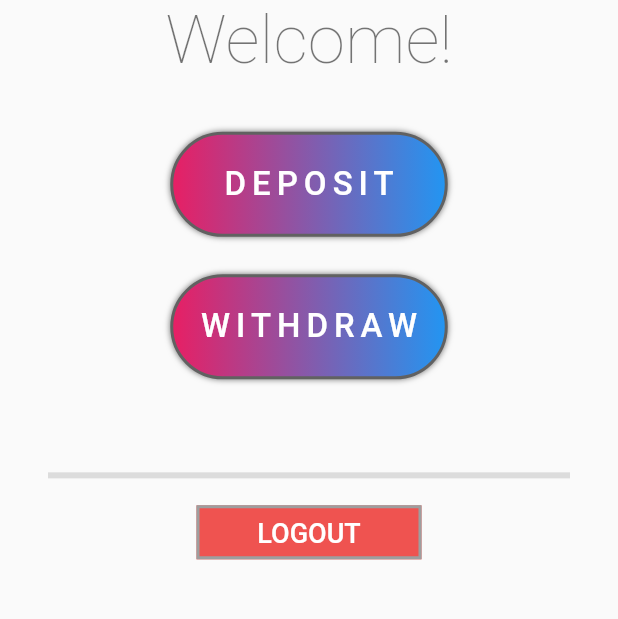
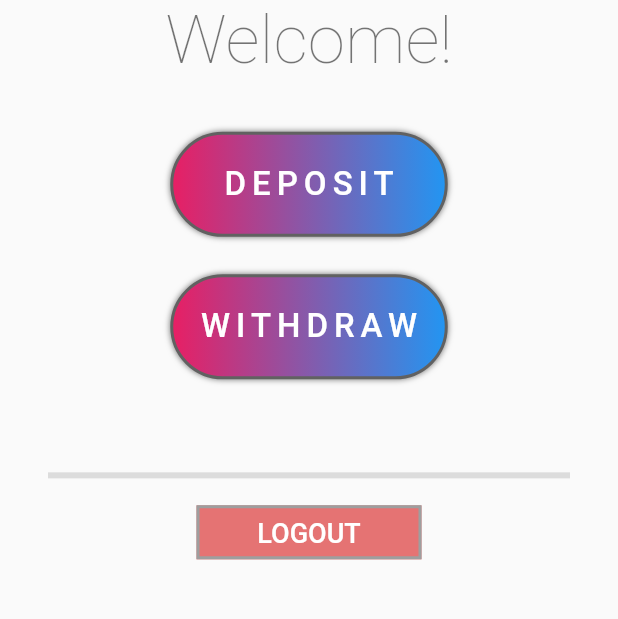
Before and after one commit to k0marov/avencia-frontend, a Flutter app: the screen it shows once a user with an empty profile is signed in, after a tap on "DEPOSIT", after a tap on "FINISH", on a phone screen of 412 x 824 dp, the part 306-925 px from its top. Run offline on Flutter 3.47's test engine with Material 2 defaults, Android fonts, the phone set to English and light mode, and no system bars; our stand-ins replace bloc, dartz, equatable, firebase_auth, firebase_core, flutter_bloc and 1 more; missing offline and left inert: flutterfire_ui; accounts and stored records are empty; generated files the repository leaves out were written again; network calls fail.

Commit message:
implement TransactionCodeWidget

```diff
--- a/lib/ui/core/flat_color_button.dart
+++ b/lib/ui/core/flat_color_button.dart
@@ -1,16 +1,18 @@
 import 'package:flutter/material.dart';
 
 class FlatColorButton extends StatelessWidget {
-  const FlatColorButton({Key? key}) : super(key: key);
+  final Color color;
+  final Function() onPressed;
+  const FlatColorButton({Key? key, required this.color, required this.onPressed}) : super(key: key);
 
   @override
   Widget build(BuildContext context) {
     return Center(
       child: TextButton(
-        onPressed: () {},
+        onPressed: onPressed,
         style: TextButton.styleFrom(
             primary: Colors.white,
-            backgroundColor: Colors.red.shade400,
+            backgroundColor: color,
             fixedSize: Size(150, 30),
             shape: RoundedRectangleBorder(
               borderRadius: BorderRadius.zero,
--- a/lib/ui/core/home_screen.dart
+++ b/lib/ui/core/home_screen.dart
@@ -1,7 +1,9 @@
+import 'package:avencia/config/const.dart';
+import 'package:avencia/di.dart';
 import 'package:avencia/logic/transactions/presentation/home_screen_cubit/home_screen_cubit.dart';
+import 'package:avencia/ui/core/transaction_code_widget.dart';
 import 'package:flutter/material.dart';
 import 'package:flutter_bloc/flutter_bloc.dart';
-import 'package:qr_flutter/qr_flutter.dart';
 
 import 'flat_color_button.dart';
 import 'gradient_button.dart';
@@ -26,19 +28,19 @@ class HomeScreen extends StatelessWidget {
         ];
       case HomeScreenState.depositing:
         return [
-          GradientButton(
-            onPressed: b.finishPressed,
-            text: "FINISH",
+          Expanded(
+            child: TransactionCodeWidget(
+              type: TransactionType.deposit,
+            ),
           ),
-          QrImage(data: "hello"),
         ];
       case HomeScreenState.withdrawing:
         return [
-          GradientButton(
-            onPressed: b.finishPressed,
-            text: "FINISH",
+          Expanded(
+            child: TransactionCodeWidget(
+              type: TransactionType.withdrawal,
+            ),
           ),
-          QrImage(data: "hello"),
         ];
     }
   }
@@ -75,7 +77,10 @@ class HomeScreen extends StatelessWidget {
                     thickness: 4,
                   ),
                 ),
-                FlatColorButton(),
+                FlatColorButton(
+                  color: Colors.red.shade300,
+                  onPressed: uiDeps.authFacade.logout,
+                ),
               ],
             ),
           ),
--- a/lib/ui/core/transaction_code_widget.dart
+++ b/lib/ui/core/transaction_code_widget.dart
@@ -0,0 +1,63 @@
+import 'package:avencia/logic/transactions/presentation/home_screen_cubit/home_screen_cubit.dart';
+import 'package:flutter/material.dart';
+import 'package:flutter_bloc/flutter_bloc.dart';
+import 'package:qr_flutter/qr_flutter.dart';
+
+import '../../config/const.dart';
+import '../../di.dart';
+import '../../logic/transactions/internal/transaction_code.dart';
+import '../../logic/transactions/presentation/transaction_code_cubit/transaction_code_cubit.dart';
+import '../shared/simple_future_builder.dart';
+import 'gradient_button.dart';
+
+String displayDuration(Duration d) => "${d.inMinutes}".padLeft(2, '0') + ":" + "${d.inSeconds % 60}".padLeft(2, '0');
+
+class TransactionCodeWidget extends StatelessWidget {
+  final TransactionType type;
+  const TransactionCodeWidget({Key? key, required this.type}) : super(key: key);
+
+  @override
+  Widget build(BuildContext context) {
+    return Column(children: [
+      GradientButton(
+        onPressed: context.read<HomeScreenCubit>().finishPressed,
+        text: "FINISH",
+      ),
+      SizedBox(height: 20),
+      SimpleFutureBuilder<TransactionCode>(
+        future: uiDeps.getTransCode(type),
+        loading: Column(
+          mainAxisAlignment: MainAxisAlignment.center,
+          children: [
+            SizedBox(
+              width: 300,
+              child: Center(child: CircularProgressIndicator()),
+              height: 300,
+            ),
+            SizedBox(height: 20),
+            Text("Loading..."),
+          ],
+        ),
+        exceptionBuilder: (exception) => Text(exception.toString()),
+        loadedBuilder: (code) => BlocProvider(
+            create: (_) => uiDeps.transCodeCubitFactory(code),
+            child: BlocBuilder<TransactionCodeCubit, TransactionCodeState>(
+              builder: (context, state) => Column(
+                mainAxisAlignment: MainAxisAlignment.center,
+                children: [
+                  QrImage(
+                    data: state.code.code,
+                    version: QrVersions.auto,
+                    size: 300.0,
+                  ),
+                  SizedBox(height: 20),
+                  state.leftToExpire.isNegative
+                      ? Text("Expired.", style: TextStyle(color: Colors.red))
+                      : Text("Expires in ${displayDuration(state.leftToExpire)}")
+                ],
+              ),
+            )),
+      ),
+    ]);
+  }
+}
```
Also changed, not shown: lib/ui/transactions/transactions_code_page.dart (deleted, +0 -47 lines).
